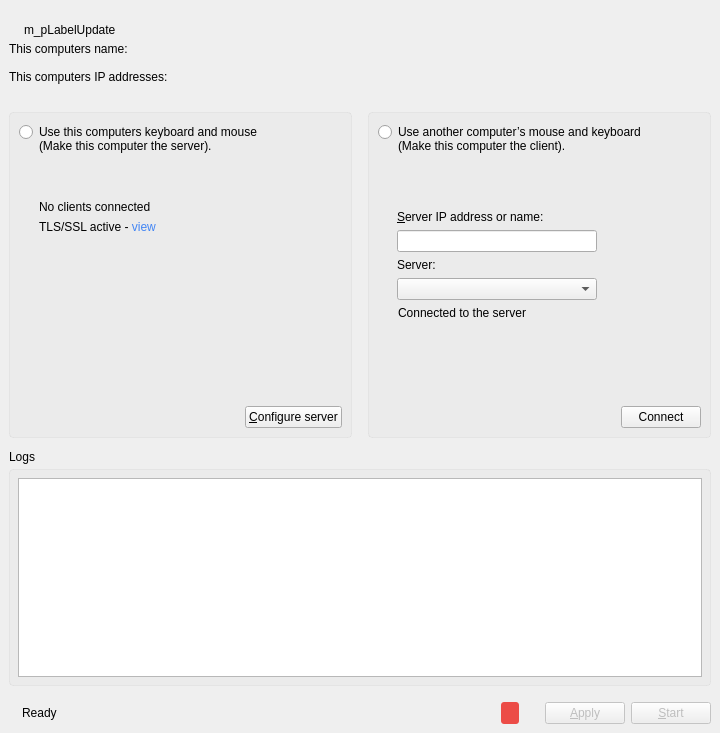
Old version of the form src/gui/src/MainWindowBase.ui in the repository deskflow/deskflow.
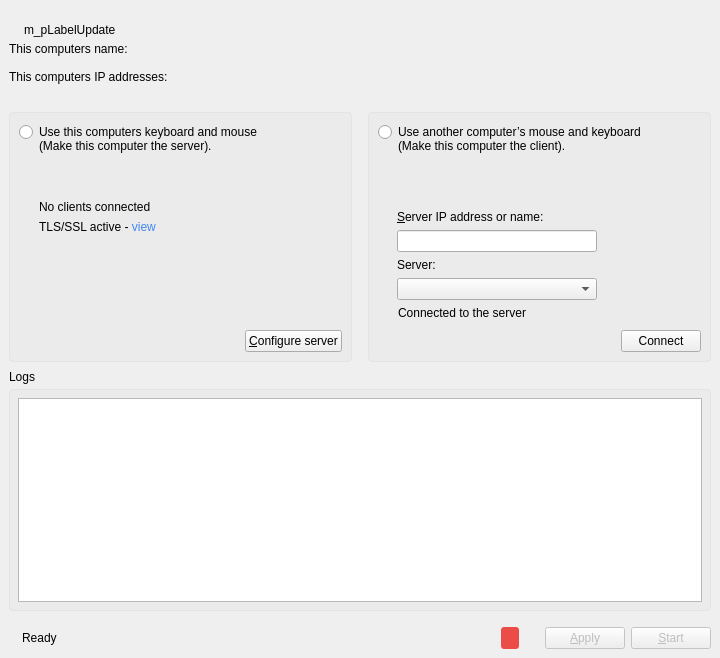
New version of the form. Icons and pictures are not drawn. Custom widgets are drawn as their Qt base class.

Commit message: SYNERGY-936 MainWindow aligment

Diff of the .ui file:
```diff
--- a/src/gui/src/MainWindowBase.ui
+++ b/src/gui/src/MainWindowBase.ui
@@ -7,7 +7,7 @@
     <x>0</x>
     <y>0</y>
     <width>720</width>
-    <height>733</height>
+    <height>658</height>
    </rect>
   </property>
   <property name="sizePolicy">
@@ -19,7 +19,7 @@
   <property name="minimumSize">
    <size>
     <width>720</width>
-    <height>600</height>
+    <height>552</height>
    </size>
   </property>
   <property name="windowTitle">
@@ -169,14 +169,20 @@
         <number>0</number>
        </property>
        <property name="bottomMargin">
-        <number>12</number>
+        <number>8</number>
        </property>
        <item>
         <widget class="QFrame" name="m_pGroupServer">
          <property name="minimumSize">
           <size>
            <width>0</width>
-           <height>0</height>
+           <height>250</height>
+          </size>
+         </property>
+         <property name="maximumSize">
+          <size>
+           <width>16777215</width>
+           <height>250</height>
           </size>
          </property>
          <property name="styleSheet">
@@ -335,7 +341,13 @@
          <property name="minimumSize">
           <size>
            <width>0</width>
-           <height>0</height>
+           <height>250</height>
+          </size>
+         </property>
+         <property name="maximumSize">
+          <size>
+           <width>16777215</width>
+           <height>250</height>
           </size>
          </property>
          <property name="styleSheet">
@@ -491,7 +503,7 @@
             <property name="sizeHint" stdset="0">
              <size>
               <width>20</width>
-              <height>80</height>
+              <height>40</height>
              </size>
             </property>
            </spacer>
@@ -560,7 +572,7 @@
       <property name="minimumSize">
        <size>
         <width>0</width>
-        <height>129</height>
+        <height>0</height>
        </size>
       </property>
       <property name="styleSheet">
```
